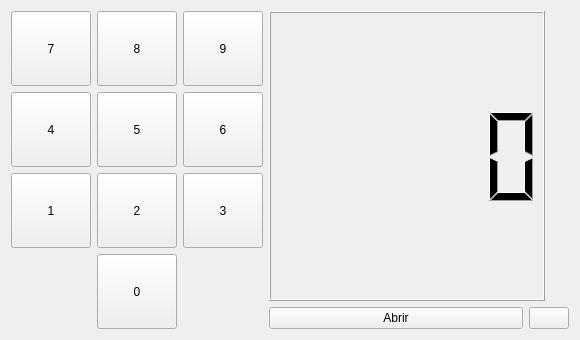
Before: the Qt Designer form form.ui in adnksharp/pySide6-door, drawn with Qt 5.
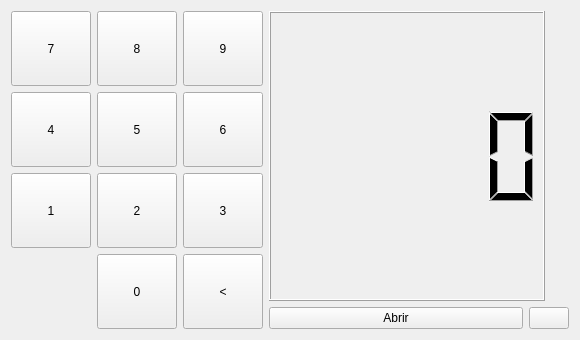
After: the same form once the commit is applied. Icons and pictures are not drawn.

Commit message: feat: read buttons.

The edit to the form file:
```diff
--- a/form.ui
+++ b/form.ui
@@ -178,6 +178,19 @@
          </property>
         </widget>
        </item>
+       <item row="3" column="2">
+        <widget class="QPushButton" name="pushButton">
+         <property name="sizePolicy">
+          <sizepolicy hsizetype="Minimum" vsizetype="Minimum">
+           <horstretch>0</horstretch>
+           <verstretch>0</verstretch>
+          </sizepolicy>
+         </property>
+         <property name="text">
+          <string>&lt;</string>
+         </property>
+        </widget>
+       </item>
       </layout>
      </item>
      <item>
```
The commit also changes 2 other files.
